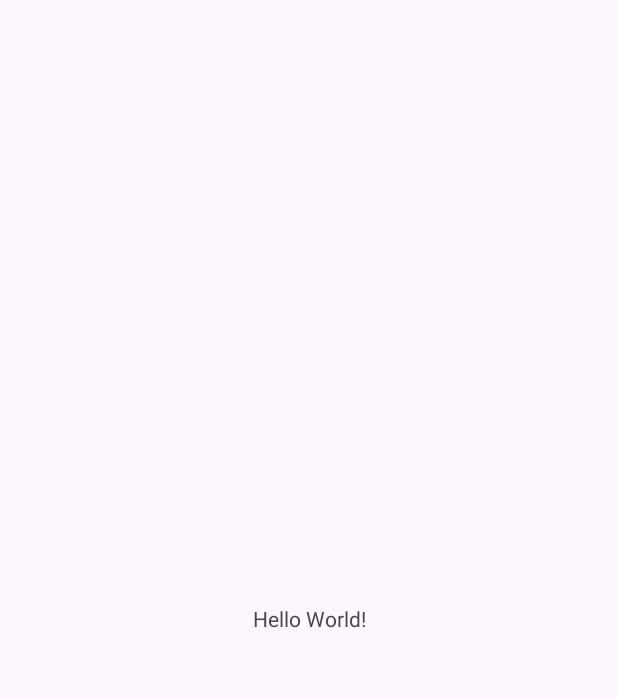
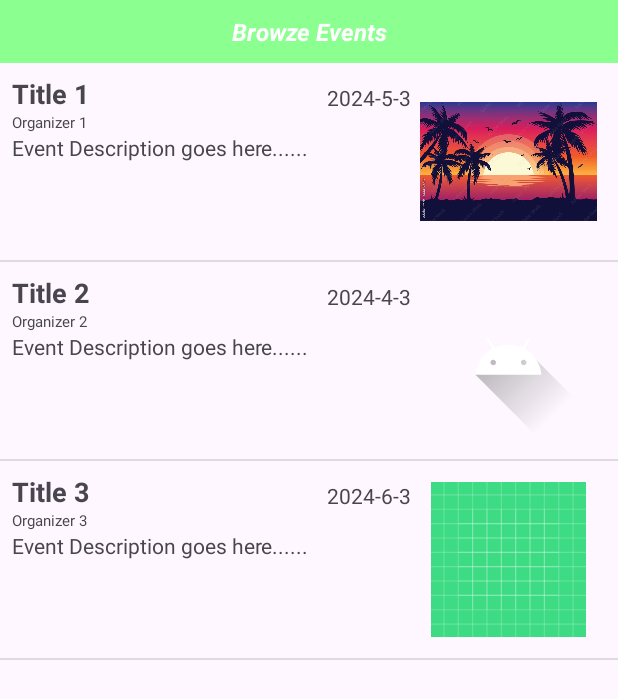
Before and after one commit to CMPUT301W24T53/Git-It-Done, an Android app: the screen it shows after launch (MainActivity), on a phone screen of 412 x 824 dp. Before the commit the part shown is almost empty. Shown: the top 699 px of the screen. Run offline under Robolectric (Android 15) with nearby library versions, the phone set to English and light mode, and no system bars.

Commit message:
Implemented browze events a little

```diff
--- a/app/src/main/AndroidManifest.xml
+++ b/app/src/main/AndroidManifest.xml
@@ -21,6 +21,8 @@
                 <category android:name="android.intent.category.LAUNCHER" />
             </intent-filter>
         </activity>
+        <activity android:name=".EventDetailsPageActivity" />
+
     </application>
 
 </manifest>
--- /dev/null
+++ b/app/src/main/java/com/example/gidevents/Events.java
@@ -0,0 +1,58 @@
+package com.example.gidevents;
+
+import java.io.Serializable;
+
+public class Events implements Serializable {
+    private String eventTitle;
+    private String eventDate;
+    private String organizer;
+    private String eventDescription;
+    private int eventPoster;
+
+    public Events (String title, String date, String organizer, String description, int eventPoster) {
+        this.eventTitle = title;
+        this.eventDate = date;
+        this.organizer = organizer;
+        this.eventDescription = description;
+        this.eventPoster = eventPoster;
+    }
+    public String getEventTitle() {
+        return eventTitle;
+    }
+
+    public String getEventDate() {
+        return eventDate;
+    }
+
+    public String getEventOrganizer() {
+        return organizer;
+    }
+
+    public String getEventDescription() {
+        return eventDescription;
+    }
+
+    public int getEventPoster() {
+        return eventPoster;
+    }
+    // Setters
+    public void setEventTitle(String eventTitle) {
+        this.eventTitle = eventTitle;
+    }
+
+    public void setEventDate(String eventDate) {
+        this.eventDate = eventDate;
+    }
+
+    public void setEventOrganizer(String eventOrganizer) {
+        this.organizer = eventOrganizer;
+    }
+
+    public void setEventDescription(String eventDescription) {
+        this.eventDescription = eventDescription;
+    }
+
+    public void setEventPoster(int posterAddress) {
+        this.eventPoster = posterAddress;
+    }
+}
--- /dev/null
+++ b/app/src/main/java/com/example/gidevents/EventsAdapter.java
@@ -0,0 +1,41 @@
+package com.example.gidevents;
+
+import android.content.Context;
+import android.view.LayoutInflater;
+import android.view.View;
+import android.view.ViewGroup;
+import android.widget.ArrayAdapter;
+import android.widget.ImageView;
+import android.widget.TextView;
+
+import java.util.List;
+
+public class EventsAdapter extends ArrayAdapter<Events> {
+    public EventsAdapter(Context context, List<Events> events) {
+        super(context, 0, events);
+    }
+    @Override
+    public View getView(int position, View convertView, ViewGroup parent) {
+        if (convertView == null) {
+            convertView = LayoutInflater.from(getContext()).inflate(R.layout.event_display, parent, false);
+        }
+
+        Events event = getItem(position);
+        ImageView posterImageView = convertView.findViewById(R.id.poster);
+        TextView titleTextView = convertView.findViewById(R.id.event_title);
+        TextView dateTextView = convertView.findViewById(R.id.event_date);
+        TextView organizerTextView = convertView.findViewById(R.id.event_organizer);
+        TextView descriptionTextView = convertView.findViewById(R.id.event_description);
+
+        assert event != null;
+        posterImageView.setImageResource(event.getEventPoster());
+
+        titleTextView.setText(event.getEventTitle());
+        dateTextView.setText(event.getEventDate());
+        organizerTextView.setText(event.getEventOrganizer());
+        descriptionTextView.setText(event.getEventDescription());
+
+        return convertView;
+    }
+
+}
--- a/app/src/main/java/com/example/gidevents/MainActivity.java
+++ b/app/src/main/java/com/example/gidevents/MainActivity.java
@@ -2,13 +2,46 @@ package com.example.gidevents;
 
 import androidx.appcompat.app.AppCompatActivity;
 
+import android.content.Intent;
+import android.content.pm.ApplicationInfo;
 import android.os.Bundle;
+import android.view.View;
+import android.widget.AdapterView;
+import android.widget.ListView;
+
+import java.util.ArrayList;
 
 public class MainActivity extends AppCompatActivity {
+    ApplicationInfo appInfo;
+    private ArrayList<Events> eventsList = new ArrayList<>();
+    private ListView listView;
 
     @Override
     protected void onCreate(Bundle savedInstanceState) {
         super.onCreate(savedInstanceState);
-        setContentView(R.layout.activity_main);
+        setContentView(R.layout.browze_events_page);
+        listView = findViewById(R.id.browze_events_listview);
+        appInfo = getApplicationInfo();
+
+        Events event1 = new Events("Title 1", "2024-5-3", "Organizer 1", "Event Description goes here......", R.drawable.poster1);
+        Events event2 = new Events("Title 2", "2024-4-3", "Organizer 2", "Event Description goes here......",R.drawable.ic_launcher_foreground);
+        Events event3 = new Events("Title 3", "2024-6-3", "Organizer 3", "Event Description goes here......",R.drawable.ic_launcher_background);
+        eventsList.add(event1);
+        eventsList.add(event2);
+        eventsList.add(event3);
+
+        EventsAdapter adapter = new EventsAdapter(this, eventsList);
+        listView.setAdapter(adapter);
+
+        listView.setOnItemClickListener(new AdapterView.OnItemClickListener() {
+            @Override
+            public void onItemClick(AdapterView<?> parent, View view, int position, long id) {
+                Intent intent = new Intent(MainActivity.this, EventDetailsPageActivity.class);
+                intent.putExtra("eventDetails", eventsList.get(position));
+                startActivity(intent);
+            }
+        });
+
     }
+
 }
--- /dev/null
+++ b/app/src/main/res/layout/browze_events_page.xml
@@ -0,0 +1,33 @@
+<?xml version="1.0" encoding="utf-8"?>
+<androidx.constraintlayout.widget.ConstraintLayout xmlns:android="http://schemas.android.com/apk/res/android"
+    android:layout_width="match_parent"
+    xmlns:app="http://schemas.android.com/apk/res-auto"
+    android:layout_height="match_parent">
+
+    <TextView
+        android:id="@+id/browze_events_text"
+        android:layout_width="match_parent"
+        android:layout_height="wrap_content"
+        android:background="#8BFF8F"
+        android:gravity="center"
+        android:padding="10dp"
+        android:shadowColor="#76FF7C"
+        android:text="@string/browze_events_text"
+        android:textColor="#FFFFFF"
+        android:textSize="16sp"
+        android:textStyle="bold|italic"
+        app:layout_constraintStart_toStartOf="parent"
+        app:layout_constraintTop_toTopOf="parent">
+    </TextView>
+
+    <ListView
+        android:id="@+id/browze_events_listview"
+        android:layout_width="match_parent"
+        android:layout_height="0dp"
+        app:layout_constraintBottom_toBottomOf="parent"
+        app:layout_constraintStart_toStartOf="parent"
+        app:layout_constraintTop_toBottomOf="@+id/browze_events_text">
+
+    </ListView>
+
+</androidx.constraintlayout.widget.ConstraintLayout>
--- /dev/null
+++ b/app/src/main/res/layout/event_display.xml
@@ -0,0 +1,60 @@
+<?xml version="1.0" encoding="utf-8"?>
+<androidx.constraintlayout.widget.ConstraintLayout xmlns:android="http://schemas.android.com/apk/res/android"
+    xmlns:tools="http://schemas.android.com/tools"
+    xmlns:app="http://schemas.android.com/apk/res-auto"
+    android:id="@+id/linearLayout"
+    android:layout_width="match_parent"
+    android:layout_height="wrap_content"
+    android:orientation="horizontal"
+    android:padding="8dp">
+
+    <ImageView
+        android:id="@+id/poster"
+        android:layout_width="130dp"
+        android:layout_height="115dp"
+        android:padding="6dp"
+        android:src="@drawable/ic_launcher_background"
+        app:layout_constraintEnd_toEndOf="parent"
+        app:layout_constraintTop_toTopOf="parent">
+    </ImageView>
+
+    <TextView
+        android:id="@+id/event_title"
+        android:layout_width="wrap_content"
+        android:layout_height="wrap_content"
+        android:text="Event Title"
+        android:textStyle="bold"
+        android:textSize="18dp"
+        app:layout_constraintStart_toStartOf="parent"
+        app:layout_constraintTop_toTopOf="parent"
+        >
+    </TextView>
+
+    <TextView
+        android:id="@+id/event_date"
+        android:layout_width="wrap_content"
+        android:layout_height="wrap_content"
+        android:text="Event Date"
+        app:layout_constraintEnd_toStartOf="@+id/poster"
+        app:layout_constraintBottom_toBottomOf="@id/event_title">
+    </TextView>
+
+    <TextView
+        android:id="@+id/event_organizer"
+        android:layout_width="wrap_content"
+        android:layout_height="wrap_content"
+        android:text="Event Organizer"
+        android:textSize="10dp"
+        app:layout_constraintStart_toStartOf="@+id/event_title"
+        app:layout_constraintTop_toBottomOf="@+id/event_title">
+    </TextView>
+
+    <TextView
+        android:id="@+id/event_description"
+        android:layout_width="wrap_content"
+        android:layout_height="wrap_content"
+        android:text="Event Description"
+        app:layout_constraintStart_toStartOf="parent"
+        app:layout_constraintTop_toBottomOf="@id/event_organizer">
+    </TextView>
+</androidx.constraintlayout.widget.ConstraintLayout>
--- a/app/src/main/res/values/strings.xml
+++ b/app/src/main/res/values/strings.xml
@@ -1,3 +1,4 @@
 <resources>
     <string name="app_name">GID Events</string>
+    <string name="browze_events_text">Browze Events</string>
 </resources>
```
Also changed, not shown: app/src/main/java/com/example/gidevents/EventDetailsPageActivity.java (added, +30 -0 lines), app/src/main/res/layout/event_details_page.xml (added, +68 -0 lines), app/src/main/res/drawable/poster1.jpg (added).
